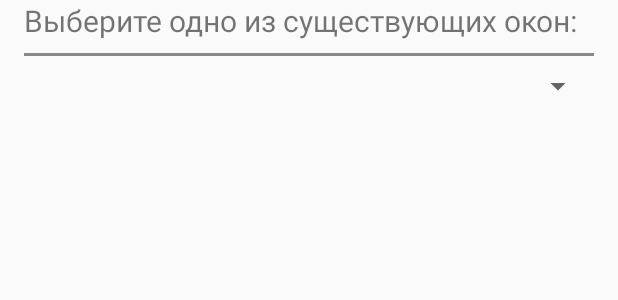
After one commit to ssaprank/expenses, an Android app: the layout dialog_add_child_window.xml on its own in the app's theme, with its tools: preview values and no code run, on a phone screen of 412 x 824 dp. The commit adds this screen. Shown: the top 300 px of the screen. Run offline under Robolectric (Android 15) with nearby library versions, the phone set to English and light mode, and no system bars.

Commit message:
child windows implemented

```diff
--- a/app/src/main/java/com/example/admin/expenses/data/WindowDao.java
+++ b/app/src/main/java/com/example/admin/expenses/data/WindowDao.java
@@ -14,7 +14,10 @@ public abstract class WindowDao implements BaseDao<Window> {
     public abstract Cursor selectAll();
 
     @Query("SELECT * FROM " + Window.TABLE_NAME + " WHERE id = :id")
-    public abstract Cursor selectById(long id);
+    public abstract Window selectById(long id);
+
+    @Query("SELECT id FROM " + Window.TABLE_NAME + " WHERE name = :name")
+    public abstract long selectIdByName(String name);
 
     @Query("SELECT planned_sum FROM " + Window.TABLE_NAME + " WHERE id = :id")
     public abstract double selectPlannedSumByWindowsId(long id);
--- /dev/null
+++ b/app/src/main/res/layout/dialog_add_child_window.xml
@@ -0,0 +1,35 @@
+<?xml version="1.0" encoding="utf-8"?>
+<LinearLayout
+    xmlns:android="http://schemas.android.com/apk/res/android"
+    android:layout_width="match_parent"
+    android:layout_height="match_parent"
+    android:orientation="vertical">
+
+    <TextView
+        android:layout_width="match_parent"
+        android:layout_height="wrap_content"
+        android:textSize="20sp"
+        android:layout_marginStart="16dp"
+        android:layout_marginEnd="16dp"
+        android:text="@string/child_window_spinner_label"/>
+
+    <View
+        android:layout_weight="0"
+        android:layout_width="match_parent"
+        android:layout_height="2dp"
+        android:layout_marginStart="16dp"
+        android:layout_marginEnd="16dp"
+        android:layout_marginTop="8dp"
+        android:layout_marginBottom="8dp"
+        android:background="#888888"/>
+
+    <Spinner
+        android:layout_width="match_parent"
+        android:layout_height="wrap_content"
+        android:id="@+id/child_window_spinner"
+        android:layout_marginStart="16dp"
+        android:layout_marginEnd="16dp">
+
+    </Spinner>
+
+</LinearLayout>
--- a/app/src/main/res/values/strings.xml
+++ b/app/src/main/res/values/strings.xml
@@ -15,6 +15,7 @@
     <string name="windows_title">Управление окнами</string>
     <string name="dialog_add_item_spinner_label">Оплатил:</string>
     <string name="dialog_add_item_checkbox_area_label">Воспользовались:</string>
+    <string name="child_window_spinner_label">Выберите одно из существующих окон:</string>
 
     <string name="items_activity_total_sum">Общая сумма</string>
     <string name="items_activity_planned_sum">Запланировано потратить</string>
```
Also changed, not shown: app/src/main/java/com/example/admin/expenses/ItemsActivity.java (+143 -14 lines), app/src/main/java/com/example/admin/expenses/MainActivity.java (+7 -2 lines), app/src/main/java/com/example/admin/expenses/data/ExpensesDatabase.java (+13 -1 lines), app/src/main/java/com/example/admin/expenses/data/Window.java (+38 -0 lines), app/src/main/java/com/example/admin/expenses/data/WindowChildParentDao.java (added, +23 -0 lines), app/src/main/java/com/example/admin/expenses/fragments/AddChildWindowDialogFragment.java (added, +124 -0 lines), app/src/main/res/drawable/window_icon.png (added).
